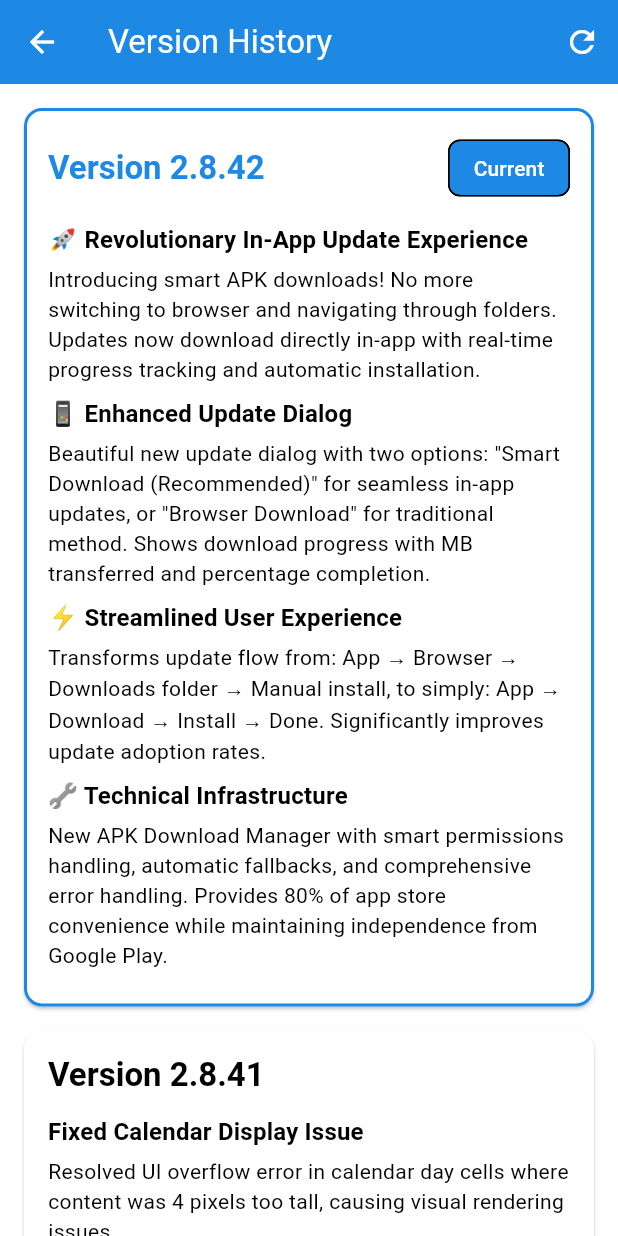
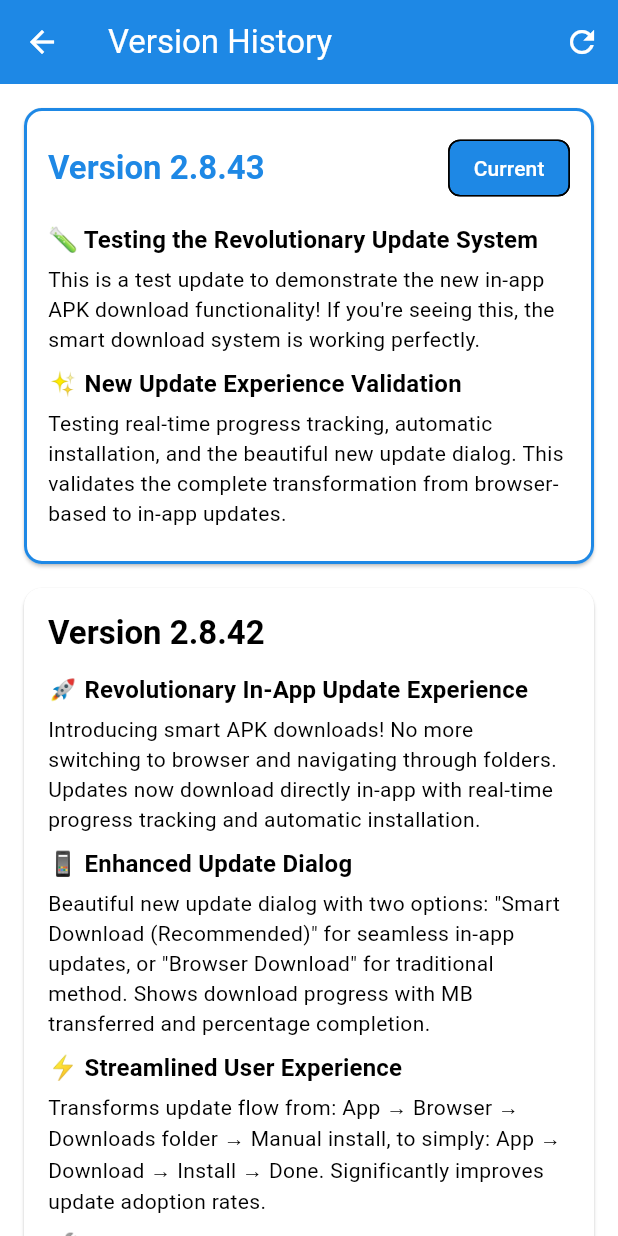
Before and after one commit to robertf670/spdrivercalendar, a Flutter app: the VersionHistoryScreen screen opened by its route, on a phone screen of 412 x 824 dp. Run offline on Flutter 3.47's test engine with Material 3 defaults, Android fonts, the light colour scheme and no system bars; our stand-ins replace csv, dio, file_picker, flutter_local_notifications, google_sign_in, googleapis_auth and 6 more; missing offline and left inert: googleapis; accounts and stored records are empty; project files that could hold a hidden picture were left out.

Commit message:
v2.8.43: Test Release for Revolutionary Update System Validation

```diff
--- a/lib/core/constants/changelog_data.dart
+++ b/lib/core/constants/changelog_data.dart
@@ -1,4 +1,14 @@
 final Map<String, List<Map<String, String>>> changelogData = {
+  '2.8.43': [
+    {
+      'title': '🧪 Testing the Revolutionary Update System',
+      'description': 'This is a test update to demonstrate the new in-app APK download functionality! If you\'re seeing this, the smart download system is working perfectly.',
+    },
+    {
+      'title': '✨ New Update Experience Validation',
+      'description': 'Testing real-time progress tracking, automatic installation, and the beautiful new update dialog. This validates the complete transformation from browser-based to in-app updates.',
+    },
+  ],
   '2.8.42': [
     {
       'title': '🚀 Revolutionary In-App Update Experience',
--- a/pubspec.yaml
+++ b/pubspec.yaml
@@ -3,7 +3,7 @@ description: Calendar application for spare drivers.
 
 publish_to: 'none' # Remove this line if you wish to publish to pub.dev
 
-version: 2.8.42+1
+version: 2.8.43+1
 
 environment:
   sdk: '>=3.1.5 <4.0.0'
```
